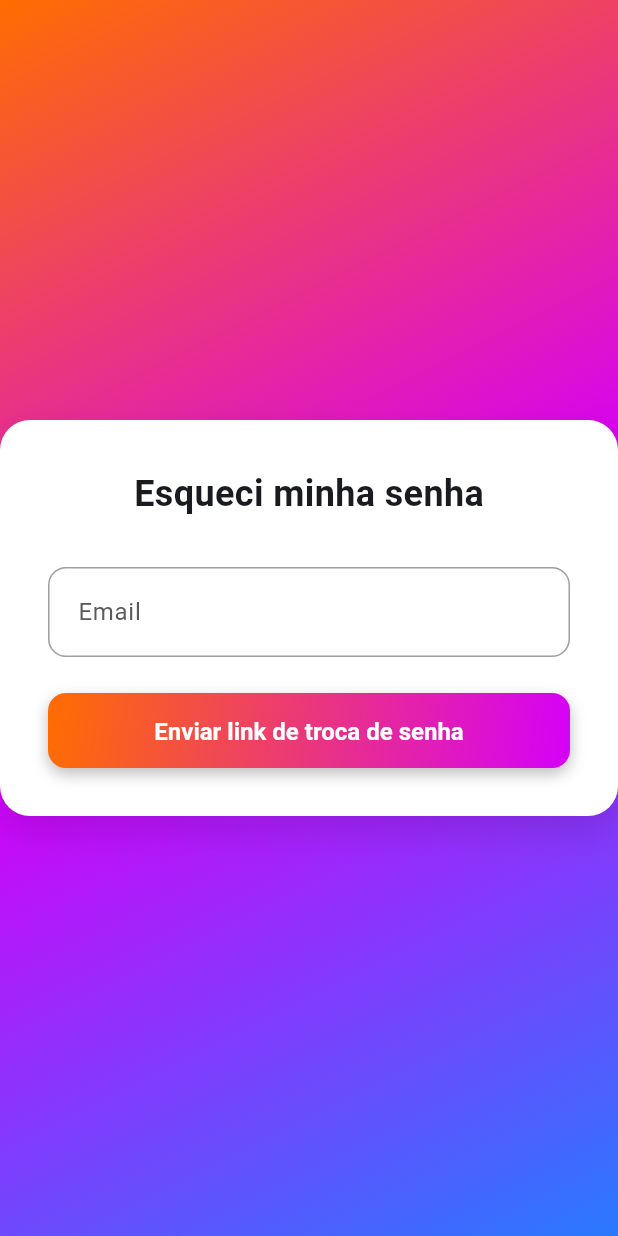
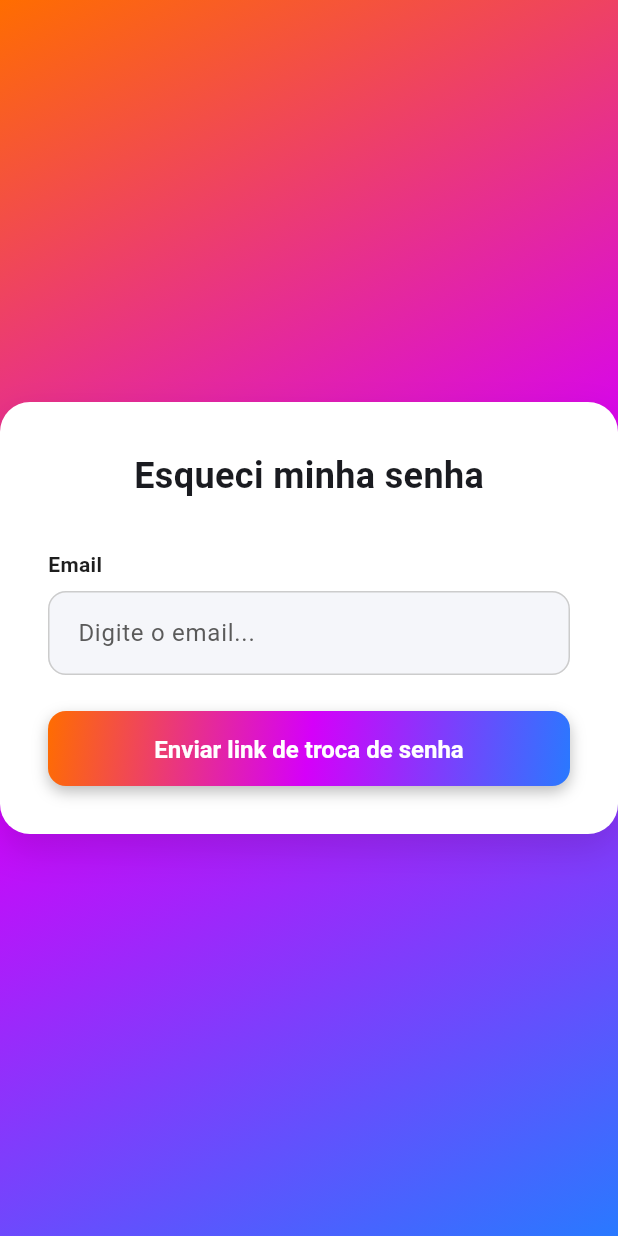
Before and after one commit to Neovexz/cortexIA_front_end_flutter, a Flutter app: the EsqueceuSenha screen opened directly, on a phone screen of 412 x 824 dp. Run offline on Flutter 3.47's test engine with Material 3 defaults, Android fonts, the phone set to English and light mode, and no system bars; Roboto replaces fonts that are missing (Poppins).

Commit message:
:repeat: refactor/22: padronizacao-design-system

```diff
--- a/lib/presentation/custom_text_field.dart
+++ /dev/null
@@ -1,40 +0,0 @@
-import 'package:flutter/material.dart';
-
-class CustomTextField extends StatelessWidget {
-  final TextEditingController controller;
-  final String label;
-  final bool obscureText;
-
-  const CustomTextField({
-    super.key,
-    required this.controller,
-    required this.label,
-    this.obscureText = false,
-  });
-
-  @override
-  Widget build(BuildContext context) {
-    return TextField(
-      controller: controller,
-      obscureText: obscureText,
-      decoration: InputDecoration(
-        labelText: label,
-        border: OutlineInputBorder(
-          borderRadius: BorderRadius.circular(12),
-          borderSide: const BorderSide(color: Colors.grey),
-        ),
-        enabledBorder: OutlineInputBorder(
-          borderRadius: BorderRadius.circular(12),
-          borderSide: const BorderSide(color: Colors.grey),
-        ),
-        focusedBorder: OutlineInputBorder(
-          borderRadius: BorderRadius.circular(12),
-          borderSide: const BorderSide(color: Colors.orange),
-        ),
-        filled: true,
-        fillColor: Colors.white,
-        contentPadding: const EdgeInsets.symmetric(horizontal: 16, vertical: 18),
-      ),
-    );
-  }
-}
--- a/lib/presentation/pages/esqueceu_senha.dart
+++ b/lib/presentation/pages/esqueceu_senha.dart
@@ -1,7 +1,7 @@
 import 'package:flutter/material.dart';
 import '../controllers/esqueceu_senha_controller.dart';
-import '../custom_text_field.dart';
-import '../widgets/primary_button.dart';
+import '../widgets/inputs/campo_formulario.dart';
+import '../widgets/buttons/primary_button.dart';
 
 class EsqueceuSenha extends StatefulWidget {
   const EsqueceuSenha({super.key});
@@ -69,9 +69,10 @@ class _EsqueceuSenhaState extends State<EsqueceuSenha> {
                   const SizedBox(height: 32),
 
                   // Campo de email
-                  CustomTextField(
+                  CampoFormulario(
                     controller: controller.emailController,
                     label: "Email",
+                    hint: "Digite o email...",
                   ),
                   const SizedBox(height: 24),
 
@@ -81,6 +82,7 @@ class _EsqueceuSenhaState extends State<EsqueceuSenha> {
                       : PrimaryButton(
                           text: "Enviar link de troca de senha",
                           onPressed: () => controller.enviarLink(context),
+                          type: ButtonType.gradient,
                         ),
                 ],
               ),
--- /dev/null
+++ b/lib/presentation/widgets/buttons/primary_button.dart
@@ -0,0 +1,85 @@
+import 'package:flutter/material.dart';
+
+enum ButtonType {
+  gradient,
+  blue,
+}
+
+class PrimaryButton extends StatelessWidget {
+  final String text;
+  final VoidCallback onPressed;
+  final ButtonType type;
+
+  const PrimaryButton({
+    super.key,
+    required this.text,
+    required this.onPressed,
+    this.type = ButtonType.gradient, // padrão
+  });
+
+  @override
+  Widget build(BuildContext context) {
+    // Escolhe o estilo de acordo com o type
+    final bool isGradient = type == ButtonType.gradient;
+
+    // Gradiente oficial CortexIA
+    final gradientDecoration = BoxDecoration(
+      gradient: const LinearGradient(
+        colors: [
+          Color(0xFFFF6D00),
+          Color(0xFFD500F9),
+          Color(0xFF2979FF),
+        ],
+        begin: Alignment.topLeft,
+        end: Alignment.bottomRight,
+      ),
+      borderRadius: BorderRadius.circular(12),
+      boxShadow: [
+        BoxShadow(
+          color: Colors.black26,
+          blurRadius: 8,
+          offset: const Offset(0, 4),
+        ),
+      ],
+    );
+
+    // Estilo azul sólido oficial
+    final solidDecoration = BoxDecoration(
+      color: const Color(0xFF2979FF),
+      borderRadius: BorderRadius.circular(12),
+      boxShadow: [
+        BoxShadow(
+          color: Colors.black26,
+          blurRadius: 8,
+          offset: const Offset(0, 4),
+        ),
+      ],
+    );
+
+    return SizedBox(
+      width: double.infinity,
+      height: 50,
+      child: DecoratedBox(
+        decoration: isGradient ? gradientDecoration : solidDecoration,
+        child: ElevatedButton(
+          style: ElevatedButton.styleFrom(
+            backgroundColor: Colors.transparent,
+            shadowColor: Colors.transparent,
+            shape: RoundedRectangleBorder(
+              borderRadius: BorderRadius.circular(12),
+            ),
+          ),
+          onPressed: onPressed,
+          child: Text(
+            text,
+            style: const TextStyle(
+              color: Colors.white,
+              fontSize: 16,
+              fontWeight: FontWeight.bold,
+            ),
+          ),
+        ),
+      ),
+    );
+  }
+}
--- /dev/null
+++ b/lib/presentation/widgets/inputs/campo_formulario.dart
@@ -0,0 +1,54 @@
+import 'package:flutter/material.dart';
+
+class CampoFormulario extends StatelessWidget {
+  final TextEditingController controller;
+  final String label;
+  final String hint;
+  final int maxLines;
+  final bool obscureText;
+
+  const CampoFormulario({
+    super.key,
+    required this.controller,
+    required this.label,
+    required this.hint,
+    this.maxLines = 1,
+    this.obscureText = false,
+  });
+
+  @override
+  Widget build(BuildContext context) {
+    return Column(
+      crossAxisAlignment: CrossAxisAlignment.start,
+      children: [
+        Text(
+          label,
+          style: const TextStyle(
+            fontWeight: FontWeight.w600,
+            color: Color(0xFF1E1E1E),
+          ),
+        ),
+        const SizedBox(height: 8),
+        TextField(
+          controller: controller,
+          obscureText: obscureText,
+          maxLines: maxLines,
+          decoration: InputDecoration(
+            hintText: hint,
+            hintStyle: const TextStyle(color: Color(0xFF5A5A5A)),
+            filled: true,
+            fillColor: const Color(0xFFF5F6FA),
+            border: OutlineInputBorder(
+              borderRadius: BorderRadius.circular(12),
+              borderSide: BorderSide.none,
+            ),
+            contentPadding: const EdgeInsets.symmetric(
+              horizontal: 16,
+              vertical: 16,
+            ),
+          ),
+        ),
+      ],
+    );
+  }
+}
--- a/lib/presentation/widgets/user_menu.dart
+++ b/lib/presentation/widgets/menus/user_menu.dart
@@ -1,6 +1,6 @@
 import 'package:flutter/material.dart';
 import '/core/theme/app_theme.dart';
-import '../pages/login/perfil_user.dart';
+import '../../pages/login/perfil_user.dart';
 
 class UserMenuSheet extends StatelessWidget {
   const UserMenuSheet({super.key});
--- a/lib/presentation/widgets/primary_button.dart
+++ /dev/null
@@ -1,51 +0,0 @@
-import 'package:flutter/material.dart';
-
-class PrimaryButton extends StatelessWidget {
-  final String text;
-  final VoidCallback onPressed;
-
-  const PrimaryButton({super.key, required this.text, required this.onPressed});
-
-  @override
-  Widget build(BuildContext context) {
-    return SizedBox(
-      width: double.infinity,
-      height: 50,
-      child: DecoratedBox(
-        decoration: BoxDecoration(
-          gradient: const LinearGradient(
-            colors: [Color(0xFFFF6D00), Color(0xFFD500F9)],
-            begin: Alignment.topLeft,
-            end: Alignment.bottomRight,
-          ),
-          borderRadius: BorderRadius.circular(12),
-          boxShadow: [
-            BoxShadow(
-              color: Colors.black26,
-              blurRadius: 8,
-              offset: Offset(0, 4),
-            ),
-          ],
-        ),
-        child: ElevatedButton(
-          style: ElevatedButton.styleFrom(
-            backgroundColor: Colors.transparent, // deixa o gradiente aparecer
-            shadowColor: Colors.transparent,     // sombra no BoxDecoration
-            shape: RoundedRectangleBorder(
-              borderRadius: BorderRadius.circular(12),
-            ),
-          ),
-          onPressed: onPressed,
-          child: Text(
-            text,
-            style: const TextStyle(
-              color: Colors.white,
-              fontSize: 16,
-              fontWeight: FontWeight.bold,
-            ),
-          ),
-        ),
-      ),
-    );
-  }
-}
```
Also changed, not shown: lib/presentation/pages/dashboard_page.dart (+28 -29 lines), lib/presentation/widgets/cabecalho_secao.dart (added, +31 -0 lines), lib/presentation/widgets/cards/cards.dart (renamed from lib/presentation/widgets/status_card.dart, +35 -1 lines), lib/presentation/widgets/chamado_card.dart (+37 -37 lines), lib/presentation/widgets/inputs/campo_selecao.dart (added, +44 -0 lines).
